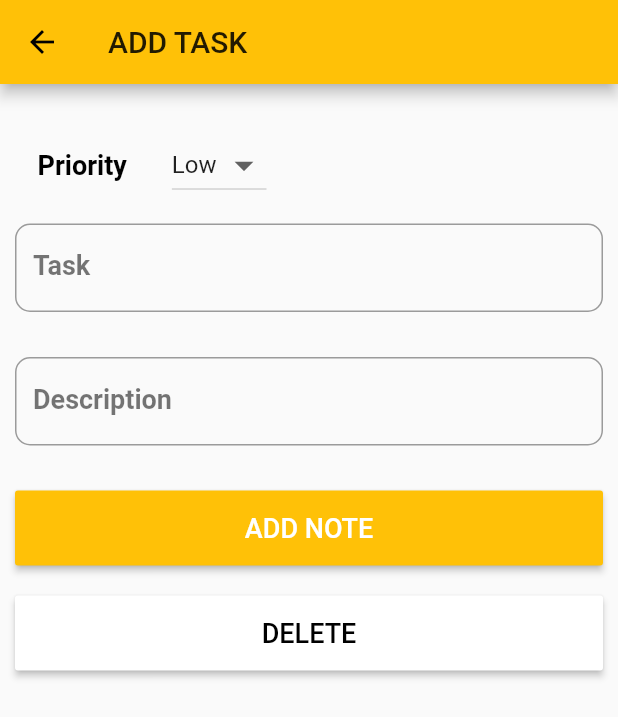
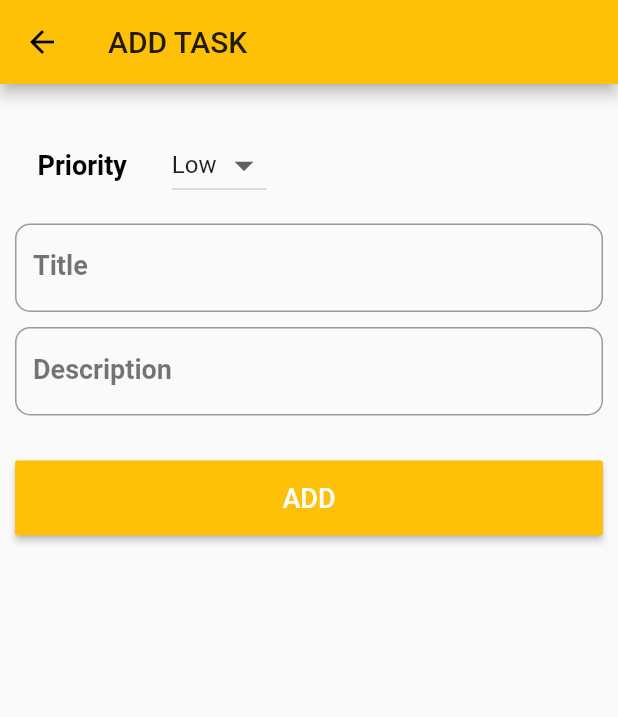
Before and after one commit to ShimronAlakkal/Paperclip, a Flutter app: the screen it shows after launch, after a tap on the "add" icon, on a phone screen of 412 x 824 dp. Shown: the top 717 px of the screen. Run offline on Flutter 3.47's test engine with Material 2 defaults, Android fonts, the phone set to English and light mode, and no system bars; our stand-ins replace sqflite; accounts and stored records are empty.

```diff
--- a/lib/main.dart
+++ b/lib/main.dart
@@ -9,7 +9,7 @@ void main() {
         accentColor: Colors.amberAccent,
         primaryColor: Colors.amber,
       ),
-      title: 'ToDoManager',
+      title: 'Stellar Notes',
       home: Notelist(),
     ),
   ); // runApp
--- /dev/null
+++ b/lib/models/databaseModel.dart
@@ -0,0 +1,32 @@
+class DatabaseModel {
+  static const tableName = 'noteTable';
+  static const colId = 'id';
+  static const colTitle = 'title';
+  static const colDescription = 'description';
+  static const colPriority = 'priority';
+  int id;
+  String title;
+  String description;
+  int priority;
+
+  DatabaseModel({this.id, this.title, this.description, this.priority});
+
+  DatabaseModel.fromMap(Map<String, dynamic> map) {
+    id = map[colId];
+    title = map[colTitle];
+    description = map[colDescription];
+    priority = map[colPriority];
+  }
+
+  Map<String, dynamic> toMap() {
+    Map map = <String, dynamic>{
+      colTitle: title,
+      colDescription: description,
+      colPriority: priority
+    };
+    if (id != null) {
+      map[colId] = id;
+    }
+    return map;
+  }
+}
--- a/lib/screens/editpage.dart
+++ b/lib/screens/editpage.dart
@@ -1,31 +1,63 @@
+import 'package:TDM/models/databaseModel.dart';
+import 'package:TDM/utils/DatabaseHelper.dart';
 import 'package:flutter/material.dart';
-
 
 class EditNote extends StatefulWidget {
   final String appBarTitle;
   final String buttonText;
-  EditNote( this.appBarTitle, this.buttonText);
+  final DatabaseModel noteModel;
+
+  EditNote(this.noteModel, this.appBarTitle, this.buttonText);
 
   @override
   State<StatefulWidget> createState() {
-    return _EditNoteState( this.appBarTitle, this.buttonText);
+    return _EditNoteState(this.noteModel, this.appBarTitle, this.buttonText);
   }
 }
 
 class _EditNoteState extends State<EditNote> {
-  final String appBarTitle;
-  final String buttonText;
+  @override
+  void initState() {
+    super.initState();
+    if (noteModel.priority == 1) {
+      setState(() {
+        this.dfltpriority = 'High';
+      });
+    } else {
+      setState(() {
+        this.dfltpriority = 'Low';
+      });
+    }
+    setState(() {
+      _helper = DatabaseHelper.instance;
+    });
+  }
+
+  _EditNoteState(this.noteModel, this.appBarTitle, this.buttonText);
+
+  String appBarTitle;
+  String buttonText;
+  DatabaseModel noteModel;
+
+  // creating the instance of the helper so that we are able to use the functions after the initdatabase
+  DatabaseHelper _helper;
 
   var formkey = GlobalKey<FormState>();
-  _EditNoteState( this.appBarTitle, this.buttonText);
 
   var list = ['High', 'Low'];
   var dfltpriority = 'Low';
+  String supportPriority;
+  int priorityNum;
   TextEditingController titleTextController = TextEditingController();
   TextEditingController descTextController = TextEditingController();
 
   @override
   Widget build(BuildContext context) {
+    if (noteModel.id != null) {
+      titleTextController.text = noteModel.title;
+      descTextController.text = noteModel.description;
+    }
+
     return Scaffold(
       resizeToAvoidBottomPadding: true,
       appBar: AppBar(
@@ -70,7 +102,7 @@ class _EditNoteState extends State<EditNote> {
                         elevation: 10,
                         dropdownColor: Colors.amber,
                         icon: Icon(Icons.arrow_drop_down),
-                        value: dfltpriority,
+                        value: this.dfltpriority,
                         onChanged: (String selectedPriority) {
                           setState(() {
                             this.dfltpriority = selectedPriority;
@@ -92,25 +124,25 @@ class _EditNoteState extends State<EditNote> {
                   /// //
 ///////////////////////////////////////////////////////////////////////////
                   Padding(
-                    padding: EdgeInsets.symmetric(vertical: 15),
+                    padding: EdgeInsets.only(top: 15, bottom: 5),
                     child: TextFormField(
-                      onChanged: (value) {
-                        // code for the title editing goes here !!!
-                      },
                       keyboardAppearance: Brightness.dark,
-                      validator: (String value) {
+                      textDirection: TextDirection.ltr,
+                      // ignore: missing_return
+                      validator: (value) {
                         if (value.isEmpty) {
                           return 'Please enter a title , its required !!! ';
+                        } else {
+                          titleTextController.text = value;
                         }
                       },
                       cursorColor: Colors.amberAccent,
                       controller: titleTextController,
-                      textDirection: TextDirection.ltr,
-                      autocorrect: true,
+
                       decoration: InputDecoration(
                         border: OutlineInputBorder(
                             borderRadius: BorderRadius.circular(10)),
-                          labelText: 'Task',
+                        labelText: 'Title',
                         labelStyle: TextStyle(
                           color: Colors.black54,
                           fontSize: 18,
@@ -123,7 +155,8 @@ class _EditNoteState extends State<EditNote> {
                           fontSize: 15,
                           fontStyle: FontStyle.normal,
                           fontWeight: FontWeight.w300,
-                          )),
+                        ),
+                      ),
                     ),
                   ),
 
@@ -133,13 +166,11 @@ class _EditNoteState extends State<EditNote> {
                   /// //
 ///////////////////////////////////////////////////////////////////////////
                   Padding(
-                    padding: EdgeInsets.only(top: 15, bottom: 30),
+                    padding: EdgeInsets.only(top: 5, bottom: 30),
+                    child: Container(
                       child: TextField(
-                      onChanged: (value) {
-                        //  the code for the text field of description goes here
-                      },
+                        onSubmitted: (value) => descTextController.text = value,
                         keyboardAppearance: Brightness.dark,
-                      autocorrect: true,
                         controller: descTextController,
                         decoration: InputDecoration(
                           border: OutlineInputBorder(
@@ -158,7 +189,9 @@ class _EditNoteState extends State<EditNote> {
                             fontSize: 15,
                             fontStyle: FontStyle.normal,
                             fontWeight: FontWeight.w300,
-                          )),
+                          ),
+                        ),
+                      ),
                     ),
                   ),
 
@@ -186,44 +219,32 @@ class _EditNoteState extends State<EditNote> {
                               Tooltip(message: '$buttonText NOTE TO THE LIST');
                             },
                             onPressed: () {
+                              if (buttonText == 'ADD') {
+                                setState(
+                                  () {
+                                    _onSubmit();
+                                  },
+                                );
+                              } else {
                                 setState(() {
-                                if (formkey.currentState.validate()) {
-                                  //  code for the add button goes here also apply for the save button as well
-
+                                  noteModel.description =
+                                      descTextController.text;
+                                  noteModel.title = titleTextController.text;
+                                  _onUpdateNote(DatabaseModel(
+                                    id: noteModel.id,
+                                    title: noteModel.title,
+                                    description: noteModel.description,
+                                    priority: _getPriorityToNum(dfltpriority),
+                                  ));
+                                  _backToMainPage();
+                                });
                               }
-                              });
                             },
                           ),
                         ),
                       ),
                     ],
                   ),
-////////////////////////////////////////////////////////////////////////
-                  ///
-                  ///                   del button                       //
-                  /// //
-//////////////////////////////////////////////////////////////////////////
-
-                  Row(
-                    children: [
-                      Expanded(
-                          child: Container(
-                        height: 70,
-                        padding: EdgeInsets.only(top: 20),
-                        child: RaisedButton(
-                          onPressed: () {
-                            //  here is the code to delete the thing
-
-                          },
-                          color: Colors.white,
-                          child: Text(
-                            'DELETE',
-                            style: TextStyle(color: Colors.black, fontSize: 18),
-                          ),
-                        ),
-                      )),
-                    ],
-                  )
                 ],
               ),
             ),
@@ -232,4 +253,45 @@ class _EditNoteState extends State<EditNote> {
       ),
     );
   }
+
+  _backToMainPage() {
+    Navigator.pop(context, true);
   }
+
+  _onUpdateNote(DatabaseModel noteModel) {
+    _helper.updateNote(noteModel);
+  }
+
+  _onSubmit() async {
+    descTextController.text += ' ';
+    if (formkey.currentState.validate() && descTextController.text != null) {
+      _backToMainPage();
+      if (this.dfltpriority == 'High') {
+        this.priorityNum = 1;
+
+        try {
+          await _helper.insertNote(DatabaseModel(
+              title: titleTextController.text,
+              description: descTextController.text,
+              priority: priorityNum));
+        } catch (e) {}
+      } else {
+        this.priorityNum = 0;
+        try {
+          await _helper.insertNote(DatabaseModel(
+              title: titleTextController.text,
+              description: descTextController.text,
+              priority: priorityNum));
+        } catch (e) {}
+      }
+    }
+  }
+
+  int _getPriorityToNum(String priority) {
+    if (priority == 'High') {
+      return 1;
+    } else {
+      return 0;
+    }
+  }
+}
--- a/lib/screens/notelist.dart
+++ b/lib/screens/notelist.dart
@@ -1,4 +1,6 @@
+import 'package:TDM/models/databaseModel.dart';
 import 'package:TDM/screens/settings.dart';
+import 'package:TDM/utils/DatabaseHelper.dart';
 import 'package:flutter/material.dart';
 import './editpage.dart';
 
@@ -10,9 +12,17 @@ class Notelist extends StatefulWidget {
 }
 
 class _NotelistState extends State<Notelist> {
-  int itemCount = 10;
+  List<DatabaseModel> notes = [];
+  DatabaseHelper _helper;
 
-  // int count = 0;
+  @override
+  void initState() {
+    super.initState();
+    setState(() {
+      _helper = DatabaseHelper.instance;
+    });
+    _refreshListView();
+  }
 
   @override
   Widget build(BuildContext context) {
@@ -22,7 +32,10 @@ class _NotelistState extends State<Notelist> {
         tooltip: 'ADD A NOTE',
         elevation: 10,
         onPressed: () {
-          getToEdit( 'ADD TASK', 'ADD NOTE');
+          getToEdit(
+              DatabaseModel(title: '', description: '', priority: 0, id: null),
+              'ADD TASK',
+              'ADD');
         },
       ),
       appBar: AppBar(
@@ -39,12 +52,13 @@ class _NotelistState extends State<Notelist> {
           IconButton(
             icon: Icon(Icons.menu),
             color: Colors.black45,
-            onPressed: () {
-//   here goes the setting screen
-              Navigator.push(context,
-                  MaterialPageRoute(builder: (BuildContext context) {
-                return Settings();
-              }));
+            onPressed: () async {
+// the code to go to the settins page
+              Navigator.push(context, MaterialPageRoute(
+                builder: (context) {
+                  return Settings();
+                },
+              ));
             },
           )
         ],
@@ -55,28 +69,44 @@ class _NotelistState extends State<Notelist> {
 
   ListView getListView() {
     return ListView.builder(
-      itemCount: itemCount,
-      itemBuilder: (BuildContext context, int position) {
+      itemCount: notes.length,
+      itemBuilder: (BuildContext context, int index) {
         return Card(
           elevation: 1,
           color: Colors.white,
           child: ListTile(
               onTap: () {
-                getToEdit( 'EDIT TASK', 'SAVE NOTE');
+                getToEdit(
+                    DatabaseModel(
+                        id: notes[index].id,
+                        title: notes[index].title,
+                        description: notes[index].description,
+                        priority: notes[index].priority),
+                    'EDIT TASK',
+                    'SAVE');
               },
               leading: CircleAvatar(
-                backgroundColor:Colors.amber,
-                child:Icon(Icons.low_priority),
+                backgroundColor: Colors.amber,
+                child: _priorityIconLeading(notes[index].priority),
               ),
-              title: Text('sample ttile $position',
-              style: TextStyle(fontWeight: FontWeight.bold,fontSize: 19),),
+              title: Text(
+                '${notes[index].title}',
+                style: TextStyle(fontWeight: FontWeight.bold, fontSize: 19),
+              ),
               subtitle: Expanded(
+                child: Padding(
+                  padding: EdgeInsets.only(top: 5, bottom:8),
                   child: Text(
-                'sample description $position ',
-              )),
+                    '${notes[index].description}',
+                  ),
+                ),
+              ),
               trailing: IconButton(
                   icon: Icon(Icons.delete),
-                  onPressed: () {
+                  onPressed: () async {
+                    _showAlertDialogue(context, 'Alert',
+                        ' Are you sure you want to delete this item ? ', index);
+                    _refreshListView();
 // the code to delete items form the list view goes here in the space available
                   })),
         );
@@ -84,32 +114,76 @@ class _NotelistState extends State<Notelist> {
     );
   }
 
-  void _showSnackbar(BuildContext context, String message) {
-    final snackBar = SnackBar(
-      content: Text(message),
-      duration: Duration(seconds: 3),
-    );
-    Scaffold.of(context).showSnackBar(snackBar);
+  void getToEdit(
+      DatabaseModel noteModel, String appBarTitle, String buttonText) async {
+    bool result =
+        await Navigator.push(context, MaterialPageRoute(builder: (context) {
+      return EditNote(noteModel, appBarTitle, buttonText);
+    }));
+    if (result == true) {
+      // we have to update the listview of the main app and the code for  that goes here
+      setState(() {
+        _refreshListView();
+      });
+    } else {
+      Scaffold.of(context).showSnackBar(
+          SnackBar(content: Text('the operation was not unsuccessful')));
+      // we have to have an alert dialog stating that the operations were not succcessful
+    }
   }
 
-  void getToEdit( String appBarTitle, String buttonText) async {
-    bool result =
-        await Navigator.push(context, MaterialPageRoute(builder: (context) {
-      return EditNote(appBarTitle, buttonText);
-    }));
-
+  void _refreshListView() async {
+    List<DatabaseModel> x = await _helper.fetchData();
+    setState(() {
+      this.notes = x;
+    });
   }
 
-  // void updateListView() {
-  //   final Future<Database> dbFuture = databaseHelper.initDB();
-  //   dbFuture.then((database) {
-  //     Future<List<Note>> notelistFuture = databaseHelper.getNoteList();
-  //     notelistFuture.then((notelist) {
-  //       setState(() {
-  //         this.notelist = notelist;
-  //         this.itemCount = notelist.length;
-  //       });
-  //     });
-  //   });
-  // }
+  _priorityIconLeading(int priority) {
+    if (priority == 1) {
+      return Icon(Icons.label_important, color: Colors.redAccent);
+    } else {
+      return Icon(
+        Icons.low_priority_sharp,
+        color: Colors.blueAccent,
+      );
+    }
+  }
+
+  _showAlertDialogue(
+      BuildContext context, String title, String body, int index) async {
+    AlertDialog dialog = AlertDialog(
+      title: Text(title),
+      content: Text(body),
+      actions: [
+        FlatButton(
+          onPressed: () {
+            // function to dismiss the alert dialogue
+            Navigator.of(context).pop();
+          },
+          child: Text('Cancel'),
+        ),
+        RaisedButton(
+          color: Colors.blueAccent,
+          child: Text(
+            'Yes',
+            style: TextStyle(
+              color: Colors.white,
+            ),
+          ),
+          onPressed: () {
+            _helper.deleteNote(notes[index].id);
+            _refreshListView();
+            Navigator.of(context).pop();
+          },
+        )
+      ],
+    );
+
+    showDialog(
+      barrierDismissible: false,
+      context: context,
+      builder: (_) => dialog,
+    );
+  }
 }
--- /dev/null
+++ b/lib/utils/DatabaseHelper.dart
@@ -0,0 +1,78 @@
+import 'dart:io';
+import 'package:TDM/models/databaseModel.dart';
+import 'package:path/path.dart';
+import 'package:path_provider/path_provider.dart';
+import 'package:sqflite/sqflite.dart';
+
+class DatabaseHelper {
+// creating a singleton class
+  DatabaseHelper._private();
+  static final DatabaseHelper instance = DatabaseHelper._private();
+
+  // by this , we can make only one instance of this class (singleton completed )
+
+  Database _database;
+  Future<Database> get database async {
+    if (_database != null) {
+      return _database;
+    } else {
+      _database = await _initDatabase();
+      return _database;
+    }
+  }
+
+  _initDatabase() async {
+    Directory databaseDirectory = await getApplicationDocumentsDirectory();
+    var path = join(databaseDirectory.path, 'notes.db');
+    return await openDatabase(path, version: 1, onCreate: _populateDatabase);
+  }
+
+  _populateDatabase(Database db, int version) async {
+    return await db.execute('''
+  CREATE TABLE ${DatabaseModel.tableName}(
+    ${DatabaseModel.colId} INTEGER PRIMARY KEY AUTOINCREMENT ,
+    ${DatabaseModel.colTitle} TEXT NOT NULL ,
+    ${DatabaseModel.colDescription} TEXT,
+    ${DatabaseModel.colPriority} INTEGER NOT NULL
+  )
+  ''');
+  }
+
+  Future<int> insertNote(DatabaseModel noteModel) async {
+    Database db = await database;
+    Map<String, dynamic> note = noteModel.toMap();
+    // int result = await db.rawInsert("INSERT INTO ${DatabaseModel.tableName} "
+    //     "VALUES (${note[DatabaseModel.colTitle]} , ${note[DatabaseModel.colDescription]} , ${note[DatabaseModel.colPriority]})");
+    // return result;
+
+    int result = await db.insert(DatabaseModel.tableName, note);
+    return result;
+  }
+
+  Future<List<DatabaseModel>> fetchData() async {
+    Database db = await database;
+    List<Map> note = await db.rawQuery(
+        'SELECT * FROM ${DatabaseModel.tableName} ORDER BY ${DatabaseModel.colPriority} DESC ; ');
+    if (note.length == 0) {
+      return [];
+    } else {
+      var list = note.map((e) => DatabaseModel.fromMap(e)).toList();
+      return list;
+    }
+  }
+
+  Future<void> updateNote(DatabaseModel noteModel) async {
+    Database db = await database;
+    var result = await db.update(DatabaseModel.tableName, noteModel.toMap(),
+        where: '${DatabaseModel.colId}=?', whereArgs: [noteModel.id]);
+
+    return result;
+  }
+
+  Future<int> deleteNote(int id) async {
+    Database db = await database;
+    var result = await db.delete(DatabaseModel.tableName,
+        where: '${DatabaseModel.colId} = ?', whereArgs: [id]);
+    return result;
+  }
+}
```
Also changed, not shown: lib/screens/settings.dart (+33 -13 lines). Lines whose indentation alone changed are shown as unchanged.
